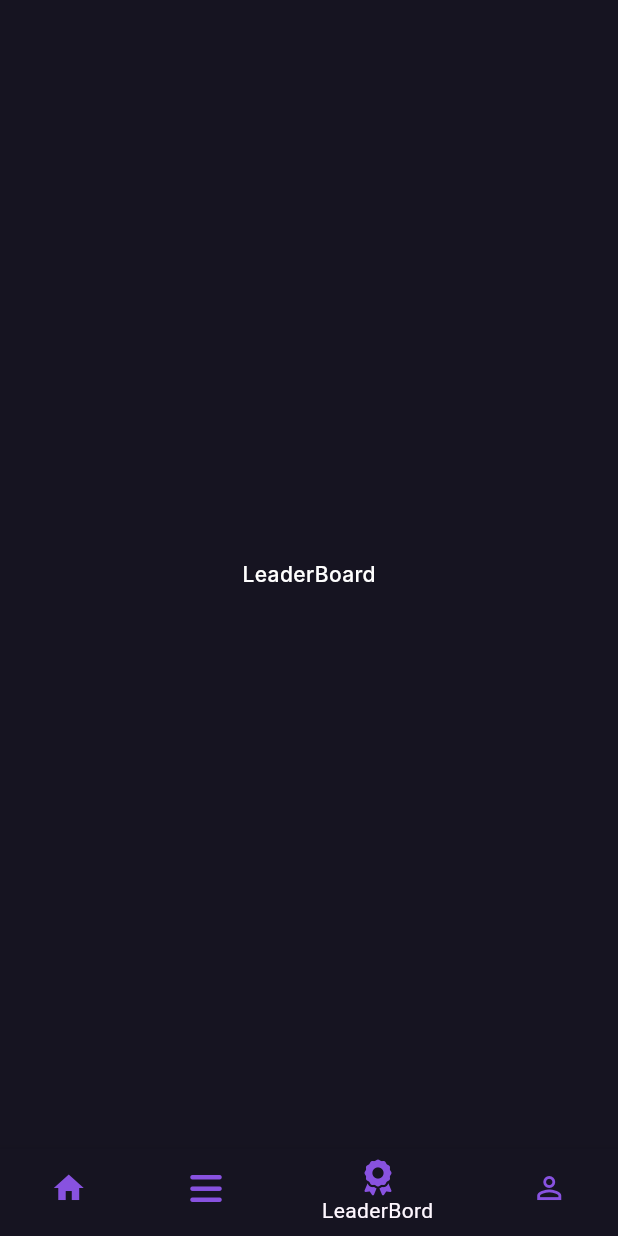
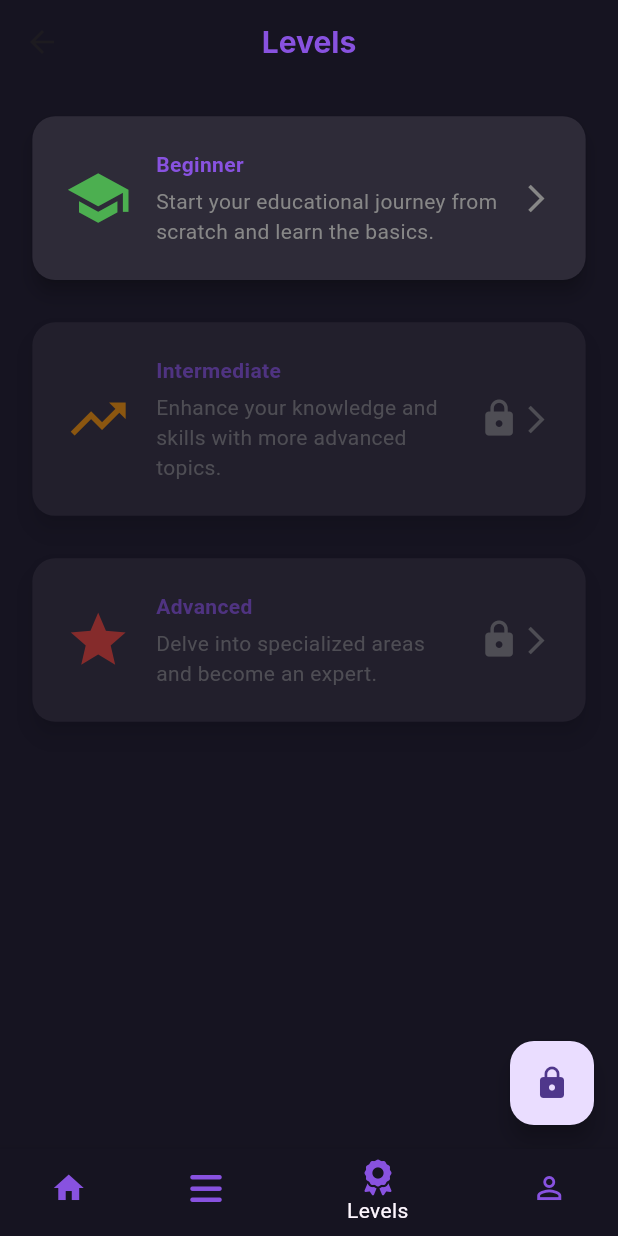
Before and after one commit to Ibrahim-Meshemshan/acm_online, a Flutter app: the HomeBodyScreen screen opened by its route, item 3 of the bottom bar chosen, on a phone screen of 412 x 824 dp. Run offline on Flutter 3.47's test engine with Material 3 defaults, Android fonts, the phone set to English and light mode, and no system bars; our stand-ins replace bloc, dio, flutter_bloc, flutter_screenutil, font_awesome_flutter, get_it and 4 more; accounts and stored records are empty; generated files the repository leaves out were written again; network calls fail; Roboto replaces fonts that are missing (Inter); statements that could not run were skipped.

Commit message:
feature(home): last commit

```diff
--- a/lib/core/app_colors/colors.dart
+++ b/lib/core/app_colors/colors.dart
@@ -11,5 +11,9 @@ class AppColors {
   static const Color greyColor = Color(0xFF878787);
   static const Color errorColor = Color(0xFFB3261E);
 
+  static const Color cardColor = Color(0xFF2E2B38);
+
+
+
   static const String fontFamily = "Inter";
 }
--- a/lib/core/routes_manager/route_generator.dart
+++ b/lib/core/routes_manager/route_generator.dart
@@ -2,7 +2,7 @@ import 'package:acm_online/core/routes_manager/routes_names.dart';
 import 'package:acm_online/feature/app/category/presentation/pages/category_screen.dart';
 import 'package:acm_online/feature/app/category/presentation/pages/sub_category_screen.dart';
 import 'package:acm_online/feature/app/home_body.dart';
-import 'package:acm_online/feature/app/leader_bord/presentation/pages/leader_board_screen.dart';
+import 'package:acm_online/feature/app/leader_bord/presentation/pages/levels_screen.dart';
 import 'package:acm_online/feature/app/profile/presentation/pages/profile_screen.dart';
 import 'package:acm_online/feature/root/onboarding/onboarding_screen.dart';
 import 'package:acm_online/feature/root/splash/splash_screen.dart';
@@ -39,8 +39,10 @@ class RouteGenerator {
 
       case RoutesNames.profile:
         return MaterialPageRoute(builder: (_) => const ProfileScreen());
-      case RoutesNames.leaderboard:
-        return MaterialPageRoute(builder: (_) => const LeaderBordScreen());
+      case RoutesNames.levels:
+        return MaterialPageRoute(builder: (_) => const LevelsScreen());
+      // case RoutesNames.levelDetails:
+      //   return MaterialPageRoute(builder: (_) => const LevelsScreen());
 
       default:
         return MaterialPageRoute(
--- a/lib/core/routes_manager/routes_names.dart
+++ b/lib/core/routes_manager/routes_names.dart
@@ -8,6 +8,7 @@ class RoutesNames {
   static const String subCategory = "/subCategory";
   static const String quizScreen = "/quizScreen";
   static const String profile = "/profile";
-  static const String leaderboard = "/leaderboard";
+  static const String levels = '/levels';
+  static const String levelDetails = '/levelDetails';
   static const String resources = "/resources";
 }
--- a/lib/feature/app/home/presentation/pages/home_screen.dart
+++ b/lib/feature/app/home/presentation/pages/home_screen.dart
@@ -55,6 +55,8 @@ class HomeScreen extends StatelessWidget {
                 ),
               ],
             ),
+
+
           ],
         ),
       ),
--- a/lib/feature/app/home_body.dart
+++ b/lib/feature/app/home_body.dart
@@ -6,7 +6,7 @@ import 'package:font_awesome_flutter/font_awesome_flutter.dart';
 
 import '../../core/app_colors/colors.dart';
 import 'category/presentation/pages/category_screen.dart';
-import 'leader_bord/presentation/pages/leader_board_screen.dart';
+import 'leader_bord/presentation/pages/levels_screen.dart';
 
 class HomeBodyScreen extends StatelessWidget {
   HomeBodyScreen({super.key});
@@ -14,7 +14,7 @@ class HomeBodyScreen extends StatelessWidget {
   final List<Widget> screens = [
     const HomeScreen(),
     const CategoryScreen(),
-    const LeaderBordScreen(),
+    const LevelsScreen(),
     const ProfileScreen()
   ];
   @override
@@ -42,7 +42,7 @@ class HomeBodyScreen extends StatelessWidget {
                 icon: FaIcon(
                   FontAwesomeIcons.award, color: AppColors.primaryColor,),
 
-                label: 'LeaderBord',
+                label: 'Levels',
               ),
               BottomNavigationBarItem(
                 icon: Icon(
--- a/lib/feature/app/leader_bord/presentation/pages/leader_board_screen.dart
+++ /dev/null
@@ -1,12 +0,0 @@
-import 'package:flutter/cupertino.dart';
-
-import '../../../../../core/app_theme/app_theme.dart';
-
-class LeaderBordScreen extends StatelessWidget {
-  const LeaderBordScreen({super.key});
-
-  @override
-  Widget build(BuildContext context) {
-    return  Center(child: Text("LeaderBoard",style: AppTheme.lightTheme.textTheme.titleMedium));
-  }
-}
--- /dev/null
+++ b/lib/feature/app/leader_bord/presentation/pages/levels_screen.dart
@@ -0,0 +1,148 @@
+import 'package:flutter/material.dart';
+import 'package:flutter_screenutil/flutter_screenutil.dart';
+import 'package:shared_preferences/shared_preferences.dart'; // Import SharedPreferences
+import '../../../../../core/app_theme/app_theme.dart';
+import '../../../../../core/app_colors/colors.dart';
+import '../../../../../core/routes_manager/routes_names.dart';
+// Import the separate LevelCard widget
+import '../widgets/level_card.dart';
+
+// The LevelsScreen must be a StatefulWidget to manage the lock state
+class LevelsScreen extends StatefulWidget {
+  const LevelsScreen({super.key});
+
+  @override
+  State<LevelsScreen> createState() => _LevelsScreenState();
+}
+
+class _LevelsScreenState extends State<LevelsScreen> {
+  bool _isBeginnerLevelPassed = false; // State to track if the Beginner level has been passed
+
+  @override
+  void initState() {
+    super.initState();
+    _checkBeginnerLevelStatus();
+  }
+
+  // Function to check the Beginner level pass status from SharedPreferences
+  Future<void> _checkBeginnerLevelStatus() async {
+    final prefs = await SharedPreferences.getInstance();
+    setState(() {
+      _isBeginnerLevelPassed = prefs.getBool('isBeginnerLevelPassed') ?? false;
+    });
+  }
+
+  // Function to update and save the Beginner level pass status
+  Future<void> _setBeginnerLevelPassed(bool passed) async {
+    final prefs = await SharedPreferences.getInstance();
+    await prefs.setBool('isBeginnerLevelPassed', passed);
+    setState(() {
+      _isBeginnerLevelPassed = passed;
+    });
+  }
+
+  @override
+  Widget build(BuildContext context) {
+    return Scaffold(
+      appBar: AppBar(
+        title: Text(
+          "Levels",
+          style: AppTheme.lightTheme.textTheme.titleLarge?.copyWith(
+            color: AppColors.primaryColor,
+            fontWeight: FontWeight.bold,
+          ),
+        ),
+        centerTitle: true,
+        backgroundColor: AppColors.backgroundColor,
+        elevation: 0,
+      ),
+      backgroundColor: AppColors.backgroundColor,
+      body: Padding(
+        padding: EdgeInsets.all(16.w),
+        child: Column(
+          crossAxisAlignment: CrossAxisAlignment.stretch,
+          children: [
+            // Beginner Level Card - Always available
+            LevelCard(
+              levelName: 'Beginner',
+              description: 'Start your educational journey from scratch and learn the basics.',
+              icon: Icons.school,
+              iconColor: Colors.green,
+              isEnabled: true, // Beginner level is always enabled
+              onTap: () async {
+                // When tapping the Beginner level, navigate to the level details page
+                // or to the initial test page if you want
+                final result = await Navigator.pushNamed(
+                  context,
+                  RoutesNames.levelDetails, // Assume this leads to a level details screen or a test
+                  arguments: 'Beginner',
+                );
+
+                // Example: If the details/test page returns true upon success
+                if (result == true) {
+                  _setBeginnerLevelPassed(true);
+                  ScaffoldMessenger.of(context).showSnackBar(
+                    const SnackBar(content: Text('Congratulations! You have passed the Beginner level. Other levels are now unlocked.')),
+                  );
+                }
+              },
+            ),
+            20.verticalSpace,
+            // Intermediate Level Card - Available only if Beginner is passed
+            LevelCard(
+              levelName: 'Intermediate',
+              description: 'Enhance your knowledge and skills with more advanced topics.',
+              icon: Icons.trending_up,
+              iconColor: Colors.orange,
+              isEnabled: _isBeginnerLevelPassed, // Depends on the Beginner level pass status
+              onTap: () {
+                if (_isBeginnerLevelPassed) {
+                  Navigator.pushNamed(
+                    context,
+                    RoutesNames.levelDetails,
+                    arguments: 'Intermediate',
+                  );
+                } else {
+                  ScaffoldMessenger.of(context).showSnackBar(
+                    const SnackBar(content: Text('Please pass the Beginner level first to unlock this level.')),
+                  );
+                }
+              },
+            ),
+            20.verticalSpace,
+            // Advanced Level Card - Available only if Beginner is passed
+            LevelCard(
+              levelName: 'Advanced',
+              description: 'Delve into specialized areas and become an expert.',
+              icon: Icons.star,
+              iconColor: Colors.red,
+              isEnabled: _isBeginnerLevelPassed, // Depends on the Beginner level pass status
+              onTap: () {
+                if (_isBeginnerLevelPassed) {
+                  Navigator.pushNamed(
+                    context,
+                    RoutesNames.levelDetails,
+                    arguments: 'Advanced',
+                  );
+                } else {
+                  ScaffoldMessenger.of(context).showSnackBar(
+                    const SnackBar(content: Text('Please pass the Beginner level first to unlock this level.')),
+                  );
+                }
+              },
+            ),
+          ],
+        ),
+      ),
+      // Floating action button for testing (for development only)
+      floatingActionButton: FloatingActionButton(
+        onPressed: () {
+          // This button is for testing only - can be removed in production
+          // When pressed, it toggles the Beginner level pass status
+          _setBeginnerLevelPassed(!_isBeginnerLevelPassed);
+        },
+        child: Icon(_isBeginnerLevelPassed ? Icons.lock_open : Icons.lock),
+      ),
+    );
+  }
+}
--- /dev/null
+++ b/lib/feature/app/leader_bord/presentation/widgets/level_card.dart
@@ -0,0 +1,88 @@
+import 'package:flutter/material.dart';
+import 'package:flutter_screenutil/flutter_screenutil.dart';
+import '../../../../../core/app_colors/colors.dart';
+import '../../../../../core/app_theme/app_theme.dart';
+
+class LevelCard extends StatelessWidget {
+  final String levelName;
+  final String description;
+  final IconData icon;
+  final Color iconColor;
+  final bool isEnabled; // خاصية جديدة لتحديد ما إذا كانت البطاقة ممكّنة
+  final VoidCallback onTap; // إضافة onTap لتكون البطاقة قابلة للنقر
+
+  const LevelCard({
+    super.key,
+    required this.levelName,
+    required this.description,
+    required this.icon,
+    required this.iconColor,
+    this.isEnabled = true, // افتراضيًا، البطاقة ممكّنة
+    required this.onTap,
+  });
+
+  @override
+  Widget build(BuildContext context) {
+    return GestureDetector(
+      onTap: onTap, // تمرير الـ onTap هنا
+      child: Opacity(
+        opacity: isEnabled ? 1.0 : 0.5, // تقليل الشفافية إذا كانت البطاقة مقفلة
+        child: Card(
+          elevation: 5,
+          shape: RoundedRectangleBorder(
+            borderRadius: BorderRadius.circular(15.r),
+          ),
+          color: AppColors.cardColor,
+          child: Padding(
+            padding: EdgeInsets.all(20.w),
+            child: Row(
+              children: [
+                Icon(
+                  icon,
+                  size: 40.w,
+                  color: iconColor,
+                ),
+                15.horizontalSpace,
+                Expanded(
+                  child: Column(
+                    crossAxisAlignment: CrossAxisAlignment.start,
+                    children: [
+                      Text(
+                        levelName,
+                        style: AppTheme.lightTheme.textTheme.headlineSmall?.copyWith(
+                          fontWeight: FontWeight.bold,
+                          color: AppColors.primaryColor,
+                        ),
+                      ),
+                      5.verticalSpace,
+                      Text(
+                        description,
+                        style: AppTheme.lightTheme.textTheme.bodyMedium?.copyWith(
+                          color: AppColors.greyColor,
+                        ),
+                      ),
+                    ],
+                  ),
+                ),
+                // إضافة أيقونة القفل إذا كانت البطاقة غير ممكّنة
+                if (!isEnabled) ...[
+                  15.horizontalSpace,
+                  Icon(
+                    Icons.lock,
+                    size: 25.w,
+                    color: AppColors.greyColor,
+                  ),
+                ],
+                Icon(
+                  Icons.arrow_forward_ios,
+                  size: 20.w,
+                  color: AppColors.greyColor,
+                ),
+              ],
+            ),
+          ),
+        ),
+      ),
+    );
+  }
+}
--- a/lib/feature/app/resources/presentation/pages/resources_screen.dart
+++ b/lib/feature/app/resources/presentation/pages/resources_screen.dart
@@ -89,8 +89,7 @@ class ResourcesScreen extends StatelessWidget {
                             const Text('فشل تحميل الموارد'),
                             const SizedBox(height: 16),
                             ElevatedButton(
-                              onPressed: () => context
-                                  .read<LevelQuestionCubit>()
+                              onPressed: () => context.read<LevelQuestionCubit>()
                                   .fetchResources(level ?? 'advanced'),
                               style: ElevatedButton.styleFrom(
                                 backgroundColor: AppColors.primaryColor,
--- a/lib/feature/auth/presentation/cubit/auth_cubit.dart
+++ b/lib/feature/auth/presentation/cubit/auth_cubit.dart
@@ -1,10 +1,12 @@
 import 'package:bloc/bloc.dart';
+import 'package:dio/dio.dart';
 import 'package:flutter/cupertino.dart';
 import 'package:injectable/injectable.dart';
 import 'package:meta/meta.dart';
 
 import '../../../../../core/models/result.dart';
 import '../../../../../core/utils/status.dart';
+import '../../../../core/di/di.dart';
 import '../../domain/entities/signin_entity.dart';
 import '../../domain/entities/signin_request_entity.dart';
 import '../../domain/entities/signup_entity.dart';
@@ -59,6 +61,7 @@ class AuthCubit extends Cubit<AuthState> {
 
 
   Future<void> signIn() async {
+    getIt<Dio>().options.headers.remove('Authorization');
     emit(state.copyWith(signInState: Status.loading));
     final signIn = SignInRequestEntity(
       email: emailController.text,
--- a/lib/feature/auth/presentation/pages/login_screen.dart
+++ b/lib/feature/auth/presentation/pages/login_screen.dart
@@ -80,7 +80,7 @@ class _LoginScreenState extends State<LoginScreen> {
                         30.verticalSpace,
                         CustomTextFormField(
                           readOnly: false,
-                          controller: viewModel.lastNameController,
+                          controller: viewModel.passwordController,
                           labelText: 'Password',
                           isObscure: viewModel.isObscurePassword,
                           icon: IconButton(
--- a/lib/feature/root/onboarding/widget/onboarding_page.dart
+++ b/lib/feature/root/onboarding/widget/onboarding_page.dart
@@ -22,7 +22,7 @@ class OnboardingPage extends StatelessWidget {
       child: Column(
         mainAxisAlignment: MainAxisAlignment.center,
         children: [
-          Icon(image, size: 150.sp, color: AppColors.secondPrimaryColor),
+          Icon(image, size: 150.sp, color: AppColors.primaryColor),
           50.verticalSpace,
           Text(
             title,
--- a/lib/main.dart
+++ b/lib/main.dart
@@ -29,3 +29,4 @@ class AcmOnline extends StatelessWidget {
     );
   }
 }
+//'beginner','intermediate','advanced'
```
Also changed, not shown: lib/core/api_manager/api_di.dart (+15 -35 lines), lib/core/app_consts/app_validators.dart (+15 -5 lines), lib/feature/app/resources/presentation/widgets/resources_card.dart (+4 -3 lines), lib/feature/layout_view.dart (deleted, +0 -107 lines), lib/feature/root/auth_checker_screen.dart (added, +49 -0 lines), lib/core/di/di.config.dart.
